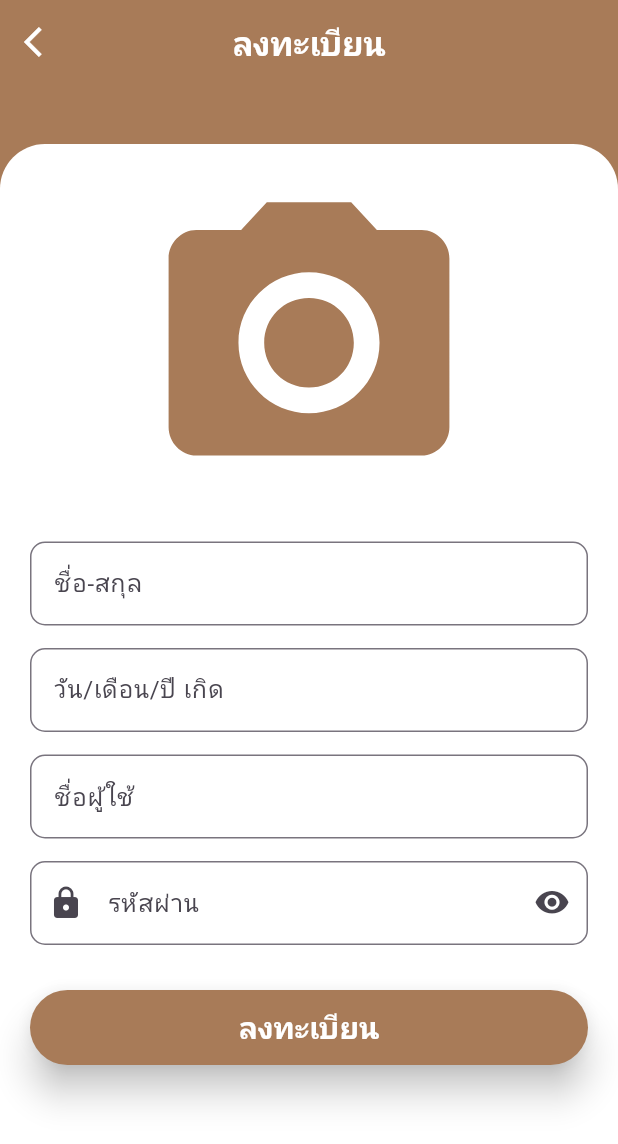
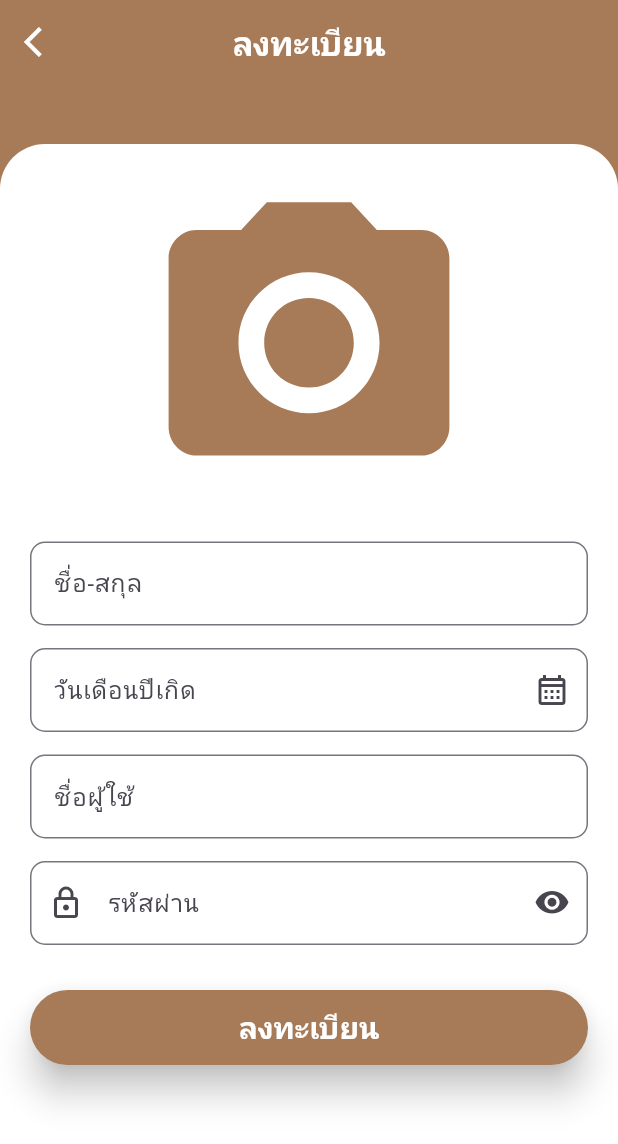
Before and after one commit to MIXThanakorn/money_tracking_app, a Flutter app: the RegisterUi screen opened directly, on a phone screen of 412 x 824 dp. Shown: the top 1144 px of the screen. Run offline on Flutter 3.47's test engine with Material 3 defaults, Android fonts, the phone set to English and light mode, and no system bars; our stand-ins replace dio, google_fonts, image_picker; Roboto replaces fonts that are missing (Sarabun).

```diff
--- a/lib/views/register_ui.dart
+++ b/lib/views/register_ui.dart
@@ -1,6 +1,6 @@
 import 'dart:io';
-
 import 'package:flutter/material.dart';
+import 'package:intl/intl.dart';
 import 'package:image_picker/image_picker.dart';
 import 'package:money_tracking_app/constants/color_constant.dart';
 
@@ -12,6 +12,28 @@ class RegisterUi extends StatefulWidget {
 }
 
 class _RegisterUiState extends State<RegisterUi> {
+  DateTime? selectedDate;
+
+  Future<void> _pickDate() async {
+    DateTime? picked = await showDatePicker(
+      context: context,
+      initialDate: selectedDate ?? DateTime.now(),
+      firstDate: DateTime(1925),
+      lastDate: DateTime(2025),
+    );
+
+    if (picked != null && picked != selectedDate) {
+      setState(() {
+        selectedDate = picked;
+      });
+    }
+  }
+
+  String get formattedDate {
+    final date = selectedDate ?? DateTime.now();
+    return DateFormat('yyyy-MM-dd').format(date);
+  }
+
   bool isVislable = true;
   TextEditingController userFullnameCtrl = TextEditingController(text: '');
   TextEditingController birthdateCtrl = TextEditingController(text: '');
@@ -121,8 +143,28 @@ class _RegisterUiState extends State<RegisterUi> {
                       _buildTextField(
                           'ชื่อ-สกุล', 'YOUR FULLNAME', userFullnameCtrl),
                       SizedBox(height: 15),
-                      _buildTextField(
-                          'วัน/เดือน/ปี เกิด', '(DD/MM/YYYY)', birthdateCtrl),
+                      TextFormField(
+                        controller: birthdateCtrl,
+                        decoration: InputDecoration(
+                          labelText: 'วันเดือนปีเกิด',
+                          hintText: 'Your BirthDay',
+                          suffixIcon: IconButton(
+                            onPressed: () {
+                              _pickDate();
+
+                              if (selectedDate != null) {
+                                setState(() {
+                                  birthdateCtrl.text = formattedDate;
+                                });
+                              }
+                            },
+                            icon: Icon(Icons.calendar_month_outlined),
+                          ),
+                          border: OutlineInputBorder(
+                            borderRadius: BorderRadius.circular(10),
+                          ),
+                        ),
+                      ),
                       SizedBox(height: 15),
                       _buildTextField(
                         'ชื่อผู้ใช้',
@@ -134,9 +176,9 @@ class _RegisterUiState extends State<RegisterUi> {
                         obscureText: isVislable,
                         controller: passwordCtrl,
                         decoration: InputDecoration(
+                          prefixIcon: Icon(Icons.lock_outlined),
                           labelText: 'รหัสผ่าน',
                           hintText: 'PASSWORD',
-                          prefixIcon: Icon(Icons.lock),
                           suffixIcon: IconButton(
                             onPressed: () {
                               setState(() {
--- a/pubspec.yaml
+++ b/pubspec.yaml
@@ -17,6 +17,7 @@ dependencies:
   font_awesome_flutter: ^10.8.0
   image_picker: ^1.1.2
   dio: ^5.8.0+1
+  intl: ^0.18.1
 
 dev_dependencies:
   flutter_test:
```
Also changed, not shown: pubspec.lock.
